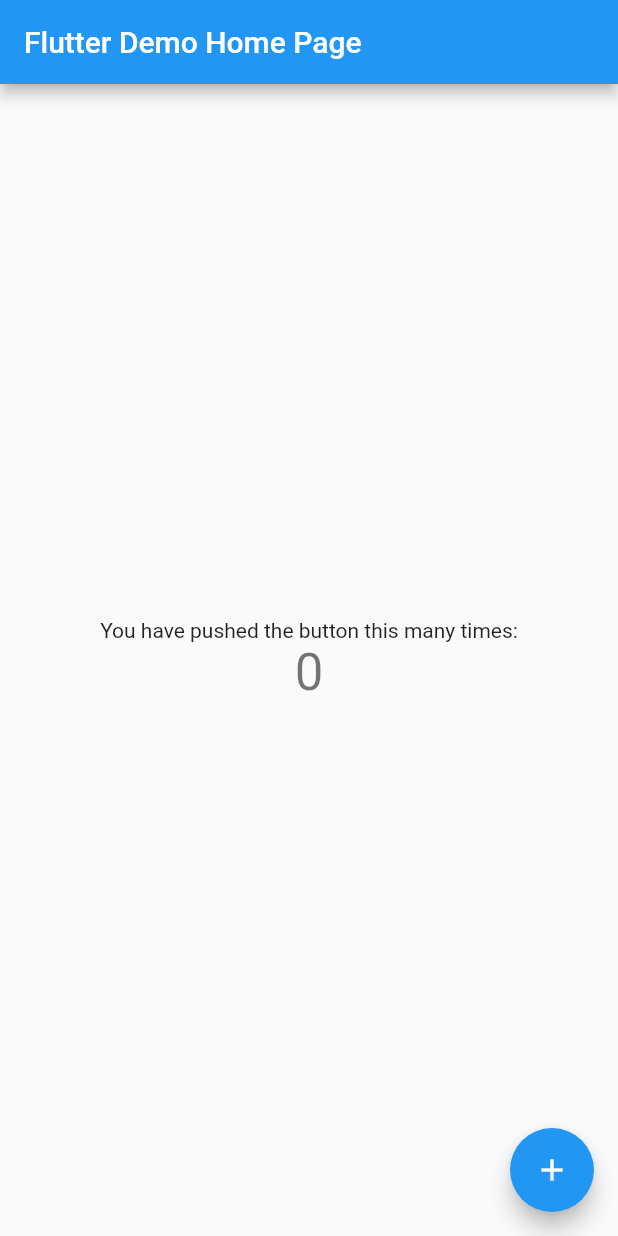
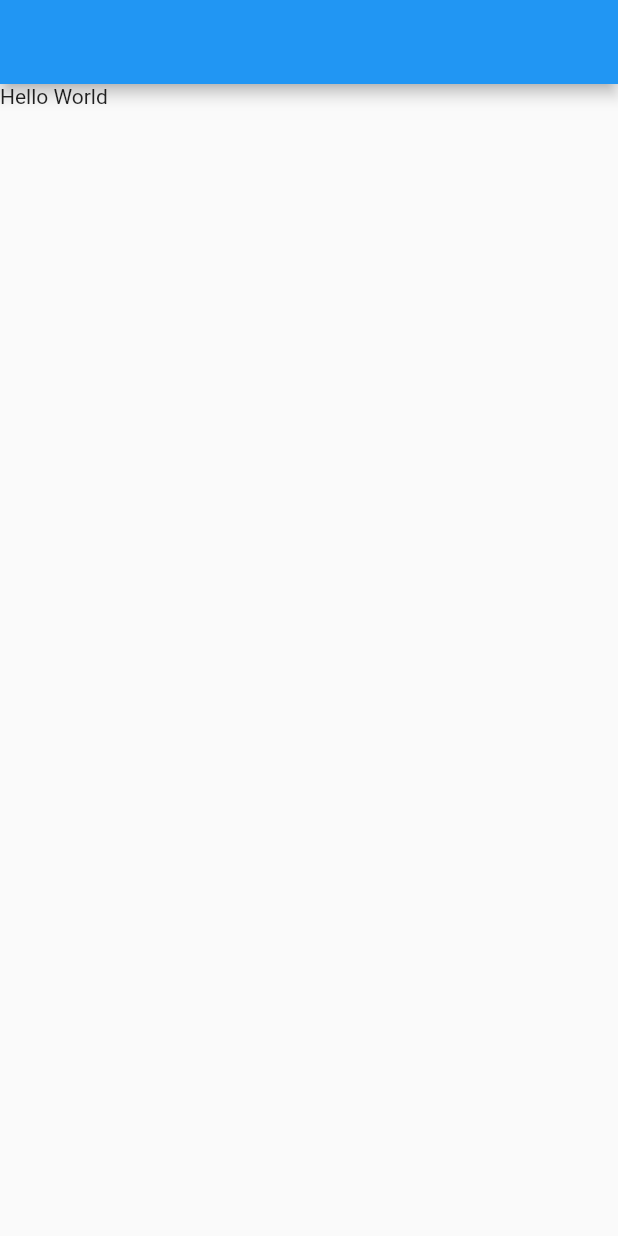
Before and after one commit to ngphsotu/flutter_bottom_navigation, a Flutter app: the screen it shows after launch, on a phone screen of 412 x 824 dp. Run offline on Flutter 3.47's test engine with Material 2 defaults, Android fonts, the phone set to English and light mode, and no system bars.

Commit message:
hello world

```diff
--- /dev/null
+++ b/lib/home_screen.dart
@@ -0,0 +1,13 @@
+import 'package:flutter/material.dart';
+
+class HomeScreen extends StatelessWidget {
+  const HomeScreen({super.key});
+
+  @override
+  Widget build(BuildContext context) {
+    return Scaffold(
+      appBar: AppBar(),
+      body: const Text('Hello World'),
+    );
+  }
+}
--- a/lib/main.dart
+++ b/lib/main.dart
@@ -1,115 +1,20 @@
 import 'package:flutter/material.dart';
 
-void main() {
-  runApp(const MyApp());
-}
+import 'home_screen.dart';
+
+void main() => runApp(const MyApp());
 
 class MyApp extends StatelessWidget {
   const MyApp({super.key});
 
-  // This widget is the root of your application.
   @override
   Widget build(BuildContext context) {
     return MaterialApp(
       title: 'Flutter Demo',
       theme: ThemeData(
-        // This is the theme of your application.
-        //
-        // Try running your application with "flutter run". You'll see the
-        // application has a blue toolbar. Then, without quitting the app, try
-        // changing the primarySwatch below to Colors.green and then invoke
-        // "hot reload" (press "r" in the console where you ran "flutter run",
-        // or simply save your changes to "hot reload" in a Flutter IDE).
-        // Notice that the counter didn't reset back to zero; the application
-        // is not restarted.
         primarySwatch: Colors.blue,
       ),
-      home: const MyHomePage(title: 'Flutter Demo Home Page'),
+      home: const HomeScreen(),
     );
   }
 }
-
-class MyHomePage extends StatefulWidget {
-  const MyHomePage({super.key, required this.title});
-
-  // This widget is the home page of your application. It is stateful, meaning
-  // that it has a State object (defined below) that contains fields that affect
-  // how it looks.
-
-  // This class is the configuration for the state. It holds the values (in this
-  // case the title) provided by the parent (in this case the App widget) and
-  // used by the build method of the State. Fields in a Widget subclass are
-  // always marked "final".
-
-  final String title;
-
-  @override
-  State<MyHomePage> createState() => _MyHomePageState();
-}
-
-class _MyHomePageState extends State<MyHomePage> {
-  int _counter = 0;
-
-  void _incrementCounter() {
-    setState(() {
-      // This call to setState tells the Flutter framework that something has
-      // changed in this State, which causes it to rerun the build method below
-      // so that the display can reflect the updated values. If we changed
-      // _counter without calling setState(), then the build method would not be
-      // called again, and so nothing would appear to happen.
-      _counter++;
-    });
-  }
-
-  @override
-  Widget build(BuildContext context) {
-    // This method is rerun every time setState is called, for instance as done
-    // by the _incrementCounter method above.
-    //
-    // The Flutter framework has been optimized to make rerunning build methods
-    // fast, so that you can just rebuild anything that needs updating rather
-    // than having to individually change instances of widgets.
-    return Scaffold(
-      appBar: AppBar(
-        // Here we take the value from the MyHomePage object that was created by
-        // the App.build method, and use it to set our appbar title.
-        title: Text(widget.title),
-      ),
-      body: Center(
-        // Center is a layout widget. It takes a single child and positions it
-        // in the middle of the parent.
-        child: Column(
-          // Column is also a layout widget. It takes a list of children and
-          // arranges them vertically. By default, it sizes itself to fit its
-          // children horizontally, and tries to be as tall as its parent.
-          //
-          // Invoke "debug painting" (press "p" in the console, choose the
-          // "Toggle Debug Paint" action from the Flutter Inspector in Android
-          // Studio, or the "Toggle Debug Paint" command in Visual Studio Code)
-          // to see the wireframe for each widget.
-          //
-          // Column has various properties to control how it sizes itself and
-          // how it positions its children. Here we use mainAxisAlignment to
-          // center the children vertically; the main axis here is the vertical
-          // axis because Columns are vertical (the cross axis would be
-          // horizontal).
-          mainAxisAlignment: MainAxisAlignment.center,
-          children: <Widget>[
-            const Text(
-              'You have pushed the button this many times:',
-            ),
-            Text(
-              '$_counter',
-              style: Theme.of(context).textTheme.headline4,
-            ),
-          ],
-        ),
-      ),
-      floatingActionButton: FloatingActionButton(
-        onPressed: _incrementCounter,
-        tooltip: 'Increment',
-        child: const Icon(Icons.add),
-      ), // This trailing comma makes auto-formatting nicer for build methods.
-    );
-  }
-}
```
